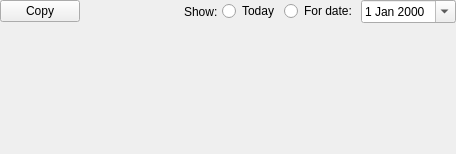
Qt form Src.QT/tt3-gui/DailyWorkQuickReportView.ui (akapustiatyahoocouk/TimeTracker3) before a commit.
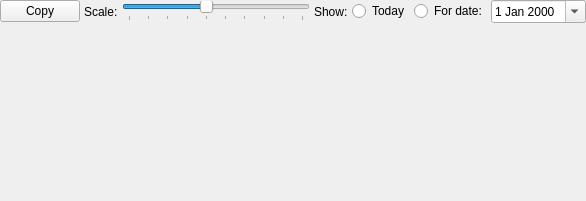
The same form after that commit. Icons and pictures are not drawn.

Patch:
```diff
--- a/Src.QT/tt3-gui/DailyWorkQuickReportView.ui
+++ b/Src.QT/tt3-gui/DailyWorkQuickReportView.ui
@@ -6,8 +6,8 @@
    <rect>
     <x>0</x>
     <y>0</y>
-    <width>456</width>
-    <height>154</height>
+    <width>586</width>
+    <height>201</height>
    </rect>
   </property>
   <property name="windowTitle">
@@ -70,33 +70,52 @@
        <number>0</number>
       </property>
       <item row="0" column="1">
-       <spacer name="horizontalSpacer">
+       <widget class="QLabel" name="scaleLabel">
+        <property name="text">
+         <string>Scale:</string>
+        </property>
+       </widget>
+      </item>
+      <item row="0" column="2">
+       <widget class="QSlider" name="scaleSlider">
+        <property name="minimum">
+         <number>10</number>
+        </property>
+        <property name="maximum">
+         <number>100</number>
+        </property>
+        <property name="value">
+         <number>50</number>
+        </property>
+        <property name="sliderPosition">
+         <number>50</number>
+        </property>
         <property name="orientation">
          <enum>Qt::Orientation::Horizontal</enum>
         </property>
-        <property name="sizeHint" stdset="0">
-         <size>
-          <width>40</width>
-          <height>20</height>
-         </size>
+        <property name="tickPosition">
+         <enum>QSlider::TickPosition::TicksBelow</enum>
         </property>
-       </spacer>
-      </item>
-      <item row="0" column="2">
-       <widget class="QLabel" name="showLabel">
-        <property name="text">
-         <string>Show:</string>
+        <property name="tickInterval">
+         <number>10</number>
         </property>
        </widget>
       </item>
-      <item row="0" column="5">
+      <item row="0" column="6">
        <widget class="QRadioButton" name="forDateRadioButton">
         <property name="text">
          <string>For date:</string>
         </property>
        </widget>
       </item>
-      <item row="0" column="6">
+      <item row="0" column="3">
+       <widget class="QLabel" name="showLabel">
+        <property name="text">
+         <string>Show:</string>
+        </property>
+       </widget>
+      </item>
+      <item row="0" column="7">
        <widget class="QDateEdit" name="dateEdit">
         <property name="calendarPopup">
          <bool>true</bool>
@@ -106,7 +125,7 @@
         </property>
        </widget>
       </item>
-      <item row="0" column="3">
+      <item row="0" column="4">
        <widget class="QRadioButton" name="todayRadioButton">
         <property name="text">
          <string>Today</string>
```
Left out of the diff: 17 changed lines with no effect on the pictures.
